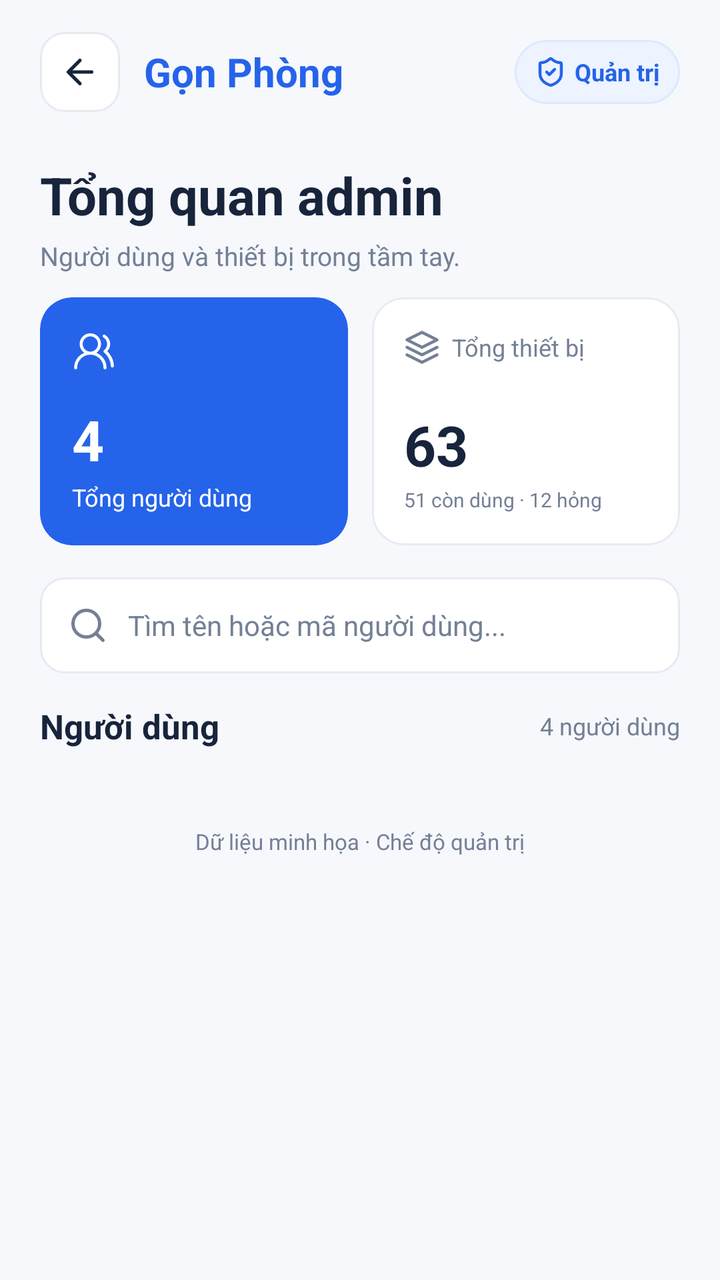
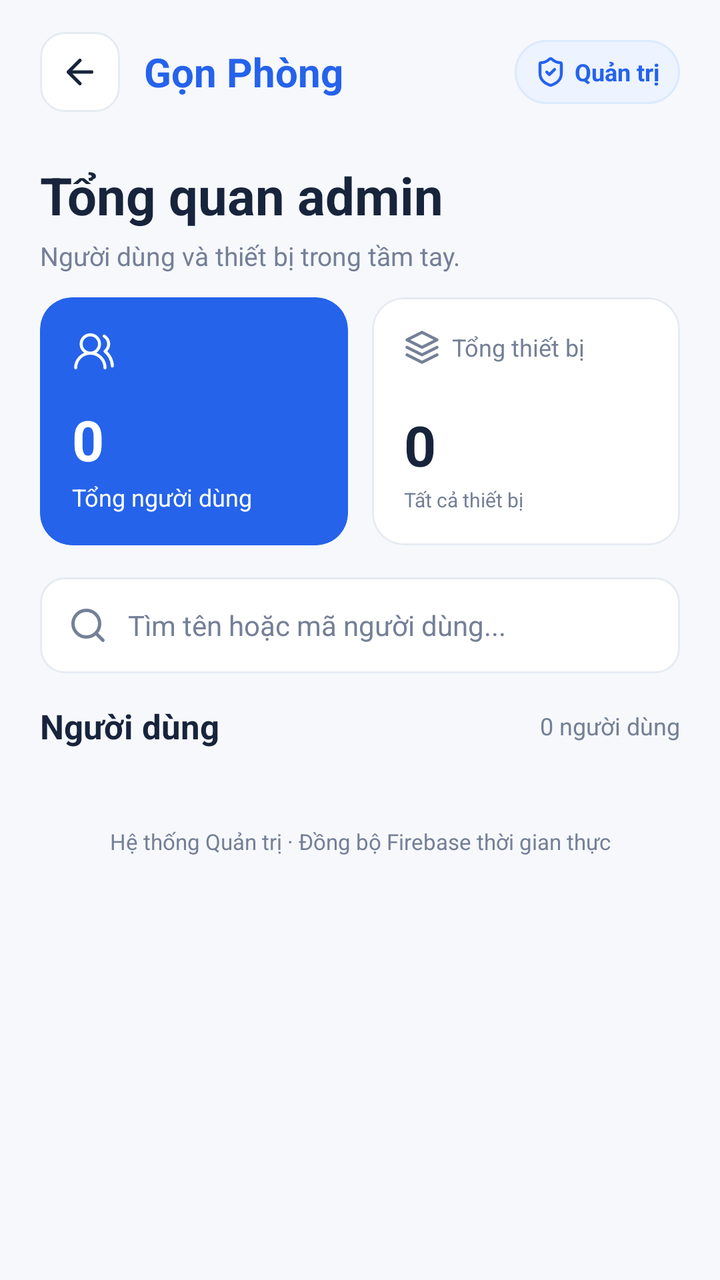

Two renders of the same Android screen: before a commit and after it. Below are the layout's source before the change and the commit's diff.
<!-- AndroidManifest.xml: application theme Theme.DoAn20 -->
<!-- res/layout/fragment_admin.xml -->
<?xml version="1.0" encoding="utf-8"?>
<androidx.core.widget.NestedScrollView
    xmlns:android="http://schemas.android.com/apk/res/android"
    xmlns:app="http://schemas.android.com/apk/res-auto"
    xmlns:tools="http://schemas.android.com/tools"
    android:layout_width="match_parent"
    android:layout_height="match_parent"
    android:background="@color/background"
    android:fillViewport="true">

    <LinearLayout
        android:layout_width="match_parent"
        android:layout_height="wrap_content"
        android:orientation="vertical"
        android:paddingBottom="48dp">

        
        <RelativeLayout
            android:layout_width="match_parent"
            android:layout_height="56dp"
            android:layout_marginTop="8dp"
            android:paddingHorizontal="20dp">

            <LinearLayout
                android:layout_width="wrap_content"
                android:layout_height="match_parent"
                android:gravity="center_vertical"
                android:orientation="horizontal">

                <FrameLayout
                    android:id="@+id/btnAdminBack"
                    android:layout_width="40dp"
                    android:layout_height="40dp"
                    android:background="@drawable/bg_icon_button_square"
                    android:clickable="true"
                    android:focusable="true">

                    <ImageView
                        android:layout_width="20dp"
                        android:layout_height="20dp"
                        android:layout_gravity="center"
                        android:src="@drawable/ic_arrow_back"
                        android:contentDescription="@string/cd_back"
                        app:tint="@color/text_primary" />
                </FrameLayout>

                <TextView
                    android:layout_width="wrap_content"
                    android:layout_height="wrap_content"
                    android:layout_marginStart="12dp"
                    android:text="@string/app_name"
                    android:textColor="@color/primary_blue"
                    android:textSize="20sp"
                    android:textStyle="bold" />
            </LinearLayout>

            
            <LinearLayout
                android:layout_width="wrap_content"
                android:layout_height="32dp"
                android:layout_alignParentEnd="true"
                android:layout_centerVertical="true"
                android:background="@drawable/bg_memory_room"
                android:gravity="center_vertical"
                android:orientation="horizontal"
                android:paddingHorizontal="10dp">

                <ImageView
                    android:layout_width="16dp"
                    android:layout_height="16dp"
                    android:src="@drawable/ic_shield_check"
                    app:tint="@color/primary_blue"
                    android:contentDescription="@null" />

                <TextView
                    android:layout_width="wrap_content"
                    android:layout_height="wrap_content"
                    android:layout_marginStart="4dp"
                    android:text="@string/admin_role_badge"
                    android:textColor="@color/primary_blue"
                    android:textSize="12sp"
                    android:textStyle="bold" />
            </LinearLayout>
        </RelativeLayout>

        
        <LinearLayout
            android:layout_width="match_parent"
            android:layout_height="wrap_content"
            android:orientation="vertical"
            android:paddingHorizontal="20dp"
            android:paddingTop="16dp"
            android:paddingBottom="12dp">

            <TextView
                android:layout_width="wrap_content"
                android:layout_height="wrap_content"
                android:text="@string/admin_overview_title"
                android:textColor="@color/text_primary"
                android:textSize="26sp"
                android:textStyle="bold" />

            <TextView
                android:layout_width="wrap_content"
                android:layout_height="wrap_content"
                android:layout_marginTop="4dp"
                android:text="@string/admin_overview_subtitle"
                android:textColor="@color/text_secondary"
                android:textSize="13sp" />
        </LinearLayout>

        
        <LinearLayout
            android:layout_width="match_parent"
            android:layout_height="wrap_content"
            android:orientation="horizontal"
            android:paddingHorizontal="20dp"
            android:weightSum="2">

            
            <com.google.android.material.card.MaterialCardView
                android:layout_width="0dp"
                android:layout_height="124dp"
                android:layout_marginEnd="6dp"
                android:layout_weight="1"
                app:cardBackgroundColor="@color/primary_blue"
                app:cardCornerRadius="16dp"
                app:cardElevation="0dp"
                app:strokeWidth="0dp">

                <LinearLayout
                    android:layout_width="match_parent"
                    android:layout_height="match_parent"
                    android:orientation="vertical"
                    android:padding="16dp">

                    <ImageView
                        android:layout_width="22dp"
                        android:layout_height="22dp"
                        android:src="@drawable/ic_users_round"
                        android:contentDescription="@null" />

                    <View
                        android:layout_width="match_parent"
                        android:layout_height="0dp"
                        android:layout_weight="1" />

                    <TextView
                        android:id="@+id/tvAdminTotalUsers"
                        android:layout_width="wrap_content"
                        android:layout_height="wrap_content"
                        android:text="4"
                        android:textColor="@color/white"
                        android:textSize="28sp"
                        android:textStyle="bold" />

                    <TextView
                        android:layout_width="wrap_content"
                        android:layout_height="wrap_content"
                        android:layout_marginTop="2dp"
                        android:text="@string/admin_total_users"
                        android:textColor="@color/white"
                        android:textSize="12sp" />
                </LinearLayout>
            </com.google.android.material.card.MaterialCardView>

            
            <com.google.android.material.card.MaterialCardView
                android:layout_width="0dp"
                android:layout_height="124dp"
                android:layout_marginStart="6dp"
                android:layout_weight="1"
                app:cardBackgroundColor="@color/surface"
                app:cardCornerRadius="16dp"
                app:cardElevation="0dp"
                app:strokeColor="@color/border"
                app:strokeWidth="1dp">

                <LinearLayout
                    android:layout_width="match_parent"
                    android:layout_height="match_parent"
                    android:orientation="vertical"
                    android:padding="16dp">

                    <LinearLayout
                        android:layout_width="wrap_content"
                        android:layout_height="wrap_content"
                        android:gravity="center_vertical"
                        android:orientation="horizontal">

                        <ImageView
                            android:layout_width="18dp"
                            android:layout_height="18dp"
                            android:src="@drawable/ic_box_cube"
                            app:tint="@color/text_secondary"
                            android:contentDescription="@null" />

                        <TextView
                            android:layout_width="wrap_content"
                            android:layout_height="wrap_content"
                            android:layout_marginStart="6dp"
                            android:text="@string/admin_total_devices"
                            android:textColor="@color/text_secondary"
                            android:textSize="12sp" />
                    </LinearLayout>

                    <View
                        android:layout_width="match_parent"
                        android:layout_height="0dp"
                        android:layout_weight="1" />

                    <TextView
                        android:id="@+id/tvAdminTotalDevices"
                        android:layout_width="wrap_content"
                        android:layout_height="wrap_content"
                        android:text="63"
                        android:textColor="@color/text_primary"
                        android:textSize="28sp"
                        android:textStyle="bold" />

                    <TextView
                        android:layout_width="wrap_content"
                        android:layout_height="wrap_content"
                        android:layout_marginTop="2dp"
                        android:text="@string/admin_devices_status_summary"
                        android:textColor="@color/text_secondary"
                        android:textSize="10sp" />
                </LinearLayout>
            </com.google.android.material.card.MaterialCardView>
        </LinearLayout>

        
        <LinearLayout
            android:layout_width="match_parent"
            android:layout_height="48dp"
            android:layout_marginHorizontal="20dp"
            android:layout_marginTop="16dp"
            android:background="@drawable/bg_search_bar"
            android:gravity="center_vertical"
            android:orientation="horizontal"
            android:paddingHorizontal="14dp">

            <ImageView
                android:layout_width="20dp"
                android:layout_height="20dp"
                android:src="@drawable/ic_search"
                app:tint="@color/text_muted"
                android:contentDescription="@string/cd_search" />

            <EditText
                android:id="@+id/etAdminSearchUsers"
                android:layout_width="0dp"
                android:layout_height="match_parent"
                android:layout_marginStart="10dp"
                android:layout_weight="1"
                android:background="@null"
                android:hint="@string/admin_search_users_hint"
                android:inputType="text"
                android:maxLines="1"
                android:textColor="@color/text_primary"
                android:textColorHint="@color/text_muted"
                android:textSize="14sp" />
        </LinearLayout>

        
        <RelativeLayout
            android:layout_width="match_parent"
            android:layout_height="wrap_content"
            android:paddingHorizontal="20dp"
            android:paddingTop="20dp"
            android:paddingBottom="10dp">

            <TextView
                android:layout_width="wrap_content"
                android:layout_height="wrap_content"
                android:layout_alignParentStart="true"
                android:layout_centerVertical="true"
                android:text="@string/admin_users_header"
                android:textColor="@color/text_primary"
                android:textSize="17sp"
                android:textStyle="bold" />

            <TextView
                android:id="@+id/tvAdminUserCountNotice"
                android:layout_width="wrap_content"
                android:layout_height="wrap_content"
                android:layout_alignParentEnd="true"
                android:layout_centerVertical="true"
                android:text="4 người dùng"
                android:textColor="@color/text_secondary"
                android:textSize="12sp" />
        </RelativeLayout>

        
        <LinearLayout
            android:id="@+id/layoutUserCards"
            android:layout_width="match_parent"
            android:layout_height="wrap_content"
            android:orientation="vertical"
            android:paddingHorizontal="20dp" />

        
        <TextView
            android:layout_width="match_parent"
            android:layout_height="wrap_content"
            android:layout_marginTop="24dp"
            android:gravity="center"
            android:text="@string/admin_mock_data_notice"
            android:textColor="@color/text_muted"
            android:textSize="11sp" />

    </LinearLayout>
</androidx.core.widget.NestedScrollView>
<!-- resources referenced by this layout -->
<resources>
  <color name="background">#F6F8FC</color>
  <color name="border">#E6EBF2</color>
  <color name="primary_blue">#2563EB</color>
  <color name="surface">#FFFFFF</color>
  <color name="text_muted">#748096</color>
  <color name="text_primary">#17243B</color>
  <color name="text_secondary">#748096</color>
  <color name="white">#FFFFFF</color>
  <!-- drawable bg_icon_button_square (drawable) -->
  <?xml version="1.0" encoding="utf-8"?>
  <shape xmlns:android="http://schemas.android.com/apk/res/android"
      android:shape="rectangle">
      <solid android:color="@color/surface" />
      <stroke android:width="1dp" android:color="@color/border" />
      <corners android:radius="12dp" />
  </shape>
  <!-- drawable bg_memory_room (drawable) -->
  <?xml version="1.0" encoding="utf-8"?>
  <shape xmlns:android="http://schemas.android.com/apk/res/android"
      android:shape="rectangle">
      <solid android:color="@color/memory_card_bg" />
      <stroke android:width="1dp" android:color="#DBEAFE" />
      <corners android:radius="16dp" />
  </shape>
  <!-- drawable bg_search_bar (drawable) -->
  <?xml version="1.0" encoding="utf-8"?>
  <shape xmlns:android="http://schemas.android.com/apk/res/android"
      android:shape="rectangle">
      <solid android:color="@color/surface" />
      <stroke android:width="1dp" android:color="@color/border" />
      <corners android:radius="@dimen/radius_medium" />
  </shape>
  <!-- drawable ic_arrow_back (drawable) -->
  <vector xmlns:android="http://schemas.android.com/apk/res/android"
      android:width="24dp"
      android:height="24dp"
      android:viewportWidth="24"
      android:viewportHeight="24">
      <path
          android:fillColor="#00000000"
          android:strokeColor="#0F172A"
          android:strokeWidth="2"
          android:strokeLineCap="round"
          android:strokeLineJoin="round"
          android:pathData="M19,12H5M12,19l-7,-7 7,-7" />
  </vector>
  <string name="admin_devices_status_summary">51 còn dùng · 12 hỏng</string>
  <string name="admin_mock_data_notice">Dữ liệu minh họa · Chế độ quản trị</string>
  <string name="admin_overview_subtitle">Người dùng và thiết bị trong tầm tay.</string>
  <string name="admin_overview_title">Tổng quan admin</string>
  <string name="admin_role_badge">Quản trị</string>
  <string name="admin_search_users_hint">Tìm tên hoặc mã người dùng...</string>
  <string name="admin_total_devices">Tổng thiết bị</string>
  <string name="admin_total_users">Tổng người dùng</string>
  <string name="admin_users_header">Người dùng</string>
  <string name="app_name">Gọn Phòng</string>
  <string name="cd_back">Quay lại</string>
  <string name="cd_search">Tìm kiếm</string>
  <color name="memory_card_bg">#EDF3FF</color>
  <dimen name="radius_medium">12dp</dimen>
  <color name="primary_blue_dark">#1D4ED8</color>
  <color name="primary_blue_container">#EDF3FF</color>
  <color name="surface_variant">#F1F5F9</color>
  <color name="border_light">#E6EBF2</color>
  <style name="ShapeAppearance.App.SmallComponent" parent="ShapeAppearance.Material3.SmallComponent">
          <item name="cornerSize">@dimen/radius_small</item>
      </style>
  <style name="ShapeAppearance.App.MediumComponent" parent="ShapeAppearance.Material3.MediumComponent">
          <item name="cornerSize">@dimen/radius_medium</item>
      </style>
  <style name="ShapeAppearance.App.LargeComponent" parent="ShapeAppearance.Material3.LargeComponent">
          <item name="cornerSize">@dimen/radius_large</item>
      </style>
  <dimen name="radius_small">8dp</dimen>
  <dimen name="radius_large">16dp</dimen>
  <!-- unchanged entries left out for length: 5 -->
</resources>

<!-- the commit's change to res/layout/fragment_admin.xml (unified diff, before → after) -->
@@ -57,29 +57,35 @@
             
             <LinearLayout
                 android:layout_width="wrap_content"
-                android:layout_height="32dp"
+                android:layout_height="match_parent"
                 android:layout_alignParentEnd="true"
-                android:layout_centerVertical="true"
-                android:background="@drawable/bg_memory_room"
                 android:gravity="center_vertical"
-                android:orientation="horizontal"
-                android:paddingHorizontal="10dp">
-
-                <ImageView
-                    android:layout_width="16dp"
-                    android:layout_height="16dp"
-                    android:src="@drawable/ic_shield_check"
-                    app:tint="@color/primary_blue"
-                    android:contentDescription="@null" />
-
-                <TextView
+                android:orientation="horizontal">
+
+                <LinearLayout
                     android:layout_width="wrap_content"
-                    android:layout_height="wrap_content"
-                    android:layout_marginStart="4dp"
-                    android:text="@string/admin_role_badge"
-                    android:textColor="@color/primary_blue"
-                    android:textSize="12sp"
-                    android:textStyle="bold" />
+                    android:layout_height="32dp"
+                    android:background="@drawable/bg_memory_room"
+                    android:gravity="center_vertical"
+                    android:orientation="horizontal"
+                    android:paddingHorizontal="10dp">
+
+                    <ImageView
+                        android:layout_width="16dp"
+                        android:layout_height="16dp"
+                        android:src="@drawable/ic_shield_check"
+                        app:tint="@color/primary_blue"
+                        android:contentDescription="@null" />
+
+                    <TextView
+                        android:layout_width="wrap_content"
+                        android:layout_height="wrap_content"
+                        android:layout_marginStart="4dp"
+                        android:text="@string/admin_role_badge"
+                        android:textColor="@color/primary_blue"
+                        android:textSize="12sp"
+                        android:textStyle="bold" />
+                </LinearLayout>
             </LinearLayout>
         </RelativeLayout>
 
@@ -149,7 +155,7 @@
                         android:id="@+id/tvAdminTotalUsers"
                         android:layout_width="wrap_content"
                         android:layout_height="wrap_content"
-                        android:text="4"
+                        android:text="0"
                         android:textColor="@color/white"
                         android:textSize="28sp"
                         android:textStyle="bold" />
@@ -213,7 +219,7 @@
                         android:id="@+id/tvAdminTotalDevices"
                         android:layout_width="wrap_content"
                         android:layout_height="wrap_content"
-                        android:text="63"
+                        android:text="0"
                         android:textColor="@color/text_primary"
                         android:textSize="28sp"
                         android:textStyle="bold" />
@@ -286,7 +292,7 @@
                 android:layout_height="wrap_content"
                 android:layout_alignParentEnd="true"
                 android:layout_centerVertical="true"
-                android:text="4 người dùng"
+                android:text="0 người dùng"
                 android:textColor="@color/text_secondary"
                 android:textSize="12sp" />
         </RelativeLayout>
@@ -305,7 +311,7 @@
             android:layout_height="wrap_content"
             android:layout_marginTop="24dp"
             android:gravity="center"
-            android:text="@string/admin_mock_data_notice"
+            android:text="Hệ thống Quản trị · Đồng bộ Firebase thời gian thực"
             android:textColor="@color/text_muted"
             android:textSize="11sp" />
 
<!-- resource entries referenced after the edit -->
@@ -46,8 +46,7 @@
           android:strokeLineJoin="round"
           android:pathData="M19,12H5M12,19l-7,-7 7,-7" />
   </vector>
-  <string name="admin_devices_status_summary">51 còn dùng · 12 hỏng</string>
-  <string name="admin_mock_data_notice">Dữ liệu minh họa · Chế độ quản trị</string>
+  <string name="admin_devices_status_summary">Tất cả thiết bị</string>
   <string name="admin_overview_subtitle">Người dùng và thiết bị trong tầm tay.</string>
   <string name="admin_overview_title">Tổng quan admin</string>
   <string name="admin_role_badge">Quản trị</string>
